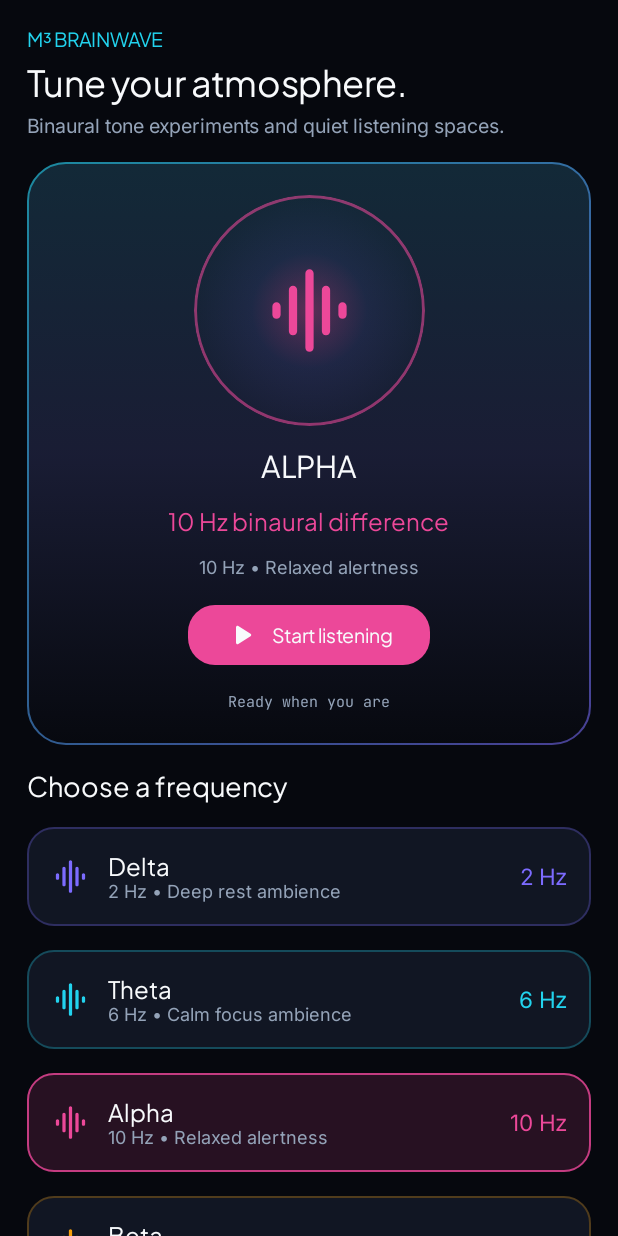
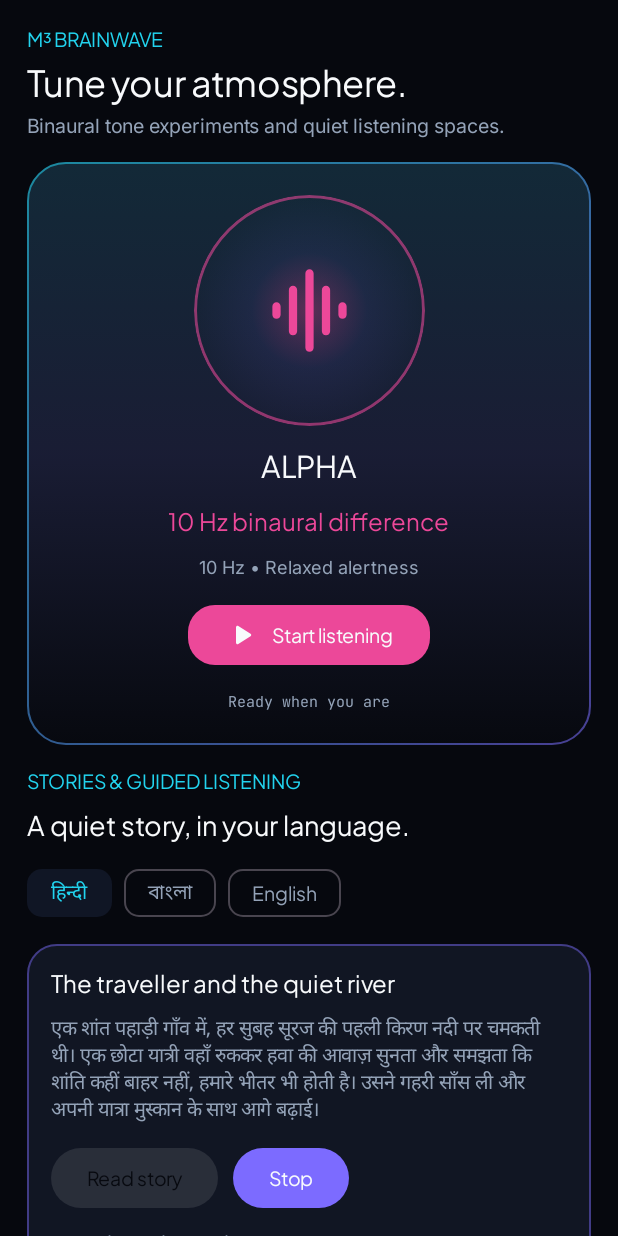
Before and after one commit to mcube1994-web/M-music, an Android app built with Jetpack Compose: the composable BrainwaveScreen shown on its own in the app's theme, on a phone screen of 412 x 824 dp. Run offline under Robolectric (Android 15) with nearby library versions, the phone set to English and light mode, and no system bars; network calls fail.

Commit message:
Add Hindi Bengali and English narrated stories to Brainwave

```diff
--- a/app/src/main/java/com/example/ui/screens/BrainwaveScreen.kt
+++ b/app/src/main/java/com/example/ui/screens/BrainwaveScreen.kt
@@ -3,6 +3,7 @@ package com.example.ui.screens
 import android.media.AudioAttributes
 import android.media.AudioFormat
 import android.media.AudioTrack
+import android.speech.tts.TextToSpeech
 import androidx.compose.animation.core.RepeatMode
 import androidx.compose.animation.core.animateFloat
 import androidx.compose.animation.core.infiniteRepeatable
@@ -32,6 +33,7 @@ import androidx.compose.material.icons.rounded.PlayArrow
 import androidx.compose.material.icons.rounded.GraphicEq
 import androidx.compose.material3.Button
 import androidx.compose.material3.ButtonDefaults
+import androidx.compose.material3.FilterChip
 import androidx.compose.material3.Icon
 import androidx.compose.material3.MaterialTheme
 import androidx.compose.material3.Surface
@@ -48,6 +50,7 @@ import androidx.compose.ui.Modifier
 import androidx.compose.ui.draw.clip
 import androidx.compose.ui.graphics.Brush
 import androidx.compose.ui.graphics.Color
+import androidx.compose.ui.platform.LocalContext
 import androidx.compose.ui.text.font.FontWeight
 import androidx.compose.ui.unit.dp
 import com.example.ui.theme.ElectricViolet
@@ -62,6 +65,13 @@ import kotlinx.coroutines.withContext
 import kotlinx.coroutines.isActive
 import kotlin.math.PI
 import kotlin.math.sin
+import java.util.Locale
+
+private enum class StoryLanguage(val label: String, val locale: Locale, val story: String) {
+    HINDI("हिन्दी", Locale("hi", "IN"), "एक शांत पहाड़ी गाँव में, हर सुबह सूरज की पहली किरण नदी पर चमकती थी। एक छोटा यात्री वहाँ रुककर हवा की आवाज़ सुनता और समझता कि शांति कहीं बाहर नहीं, हमारे भीतर भी होती है। उसने गहरी साँस ली और अपनी यात्रा मुस्कान के साथ आगे बढ़ाई।"),
+    BANGLA("বাংলা", Locale("bn", "BD"), "একটি শান্ত পাহাড়ি গ্রামে প্রতিদিন সকালে সূর্যের আলো নদীর জলে ঝলমল করত। এক পথিক সেখানে থেমে বাতাসের মৃদু শব্দ শুনত। সে বুঝল, শান্তি শুধু দূরে কোথাও নয়, আমাদের মনের মধ্যেও থাকে। তারপর সে নতুন আশায় পথ চলল।"),
+    ENGLISH("English", Locale.US, "In a quiet village beside the hills, the morning sun touched the river like gold. A traveller paused, listened to the trees, and remembered that peace can begin with one gentle breath. With a lighter heart, the traveller continued the journey.")
+}
 
 private enum class BrainPreset(val title: String, val hz: Double, val note: String, val accent: Color) {
     DELTA("Delta", 2.0, "2 Hz • Deep rest ambience", Color(0xFF7C6BFF)),
@@ -74,6 +84,36 @@ private enum class BrainPreset(val title: String, val hz: Double, val note: Stri
 fun BrainwaveScreen(modifier: Modifier = Modifier) {
     var selected by remember { mutableStateOf(BrainPreset.ALPHA) }
     var playing by remember { mutableStateOf(false) }
+    var storyLanguage by remember { mutableStateOf(StoryLanguage.HINDI) }
+    var ttsReady by remember { mutableStateOf(false) }
+    var storyStatus by remember { mutableStateOf("Preparing voice engine…") }
+    val context = LocalContext.current
+    var speechEngine by remember { mutableStateOf<TextToSpeech?>(null) }
+
+    DisposableEffect(context) {
+        val engine = TextToSpeech(context) { status ->
+            ttsReady = status == TextToSpeech.SUCCESS
+            if (status != TextToSpeech.SUCCESS) storyStatus = "Text-to-speech is unavailable on this device"
+        }
+        speechEngine = engine
+        onDispose {
+            engine.stop()
+            engine.shutdown()
+            speechEngine = null
+            ttsReady = false
+        }
+    }
+
+    LaunchedEffect(ttsReady, storyLanguage) {
+        if (ttsReady) {
+            val languageResult = speechEngine?.setLanguage(storyLanguage.locale)
+            storyStatus = when (languageResult) {
+                TextToSpeech.LANG_MISSING_DATA -> "Install the ${storyLanguage.label} voice in Android Text-to-speech settings"
+                TextToSpeech.LANG_NOT_SUPPORTED -> "This device does not support the selected voice"
+                else -> "Ready to narrate in ${storyLanguage.label}"
+            }
+        }
+    }
     val transition = rememberInfiniteTransition(label = "brainwave-pulse")
     val pulse by transition.animateFloat(
         initialValue = 0.42f,
@@ -149,6 +189,43 @@ fun BrainwaveScreen(modifier: Modifier = Modifier) {
                 }
             }
         }
+        item {
+            Column(verticalArrangement = Arrangement.spacedBy(10.dp)) {
+                Text("STORIES & GUIDED LISTENING", color = SpatialCyan, style = MaterialTheme.typography.labelLarge, fontWeight = FontWeight.Bold)
+                Text("A quiet story, in your language.", color = TextPrimary, style = MaterialTheme.typography.titleLarge, fontWeight = FontWeight.SemiBold)
+                Row(horizontalArrangement = Arrangement.spacedBy(8.dp)) {
+                    StoryLanguage.entries.forEach { language ->
+                        FilterChip(
+                            selected = storyLanguage == language,
+                            onClick = { speechEngine?.stop(); storyLanguage = language },
+                            label = { Text(language.label) }
+                        )
+                    }
+                }
+                Surface(color = ObsidianCard, shape = RoundedCornerShape(20.dp), modifier = Modifier.fillMaxWidth().border(1.dp, ElectricViolet.copy(alpha = 0.45f), RoundedCornerShape(20.dp))) {
+                    Column(modifier = Modifier.padding(16.dp), verticalArrangement = Arrangement.spacedBy(12.dp)) {
+                        Text("The traveller and the quiet river", color = TextPrimary, style = MaterialTheme.typography.titleMedium, fontWeight = FontWeight.SemiBold)
+                        Text(storyLanguage.story, color = TextSecondary, style = MaterialTheme.typography.bodyMedium)
+                        Row(horizontalArrangement = Arrangement.spacedBy(10.dp)) {
+                            Button(
+                                onClick = {
+                                    speechEngine?.speak(storyLanguage.story, TextToSpeech.QUEUE_FLUSH, null, "m3-guided-story")
+                                    storyStatus = "Narrating in ${storyLanguage.label}"
+                                },
+                                enabled = ttsReady && !storyStatus.contains("Install") && !storyStatus.contains("does not support"),
+                                colors = ButtonDefaults.buttonColors(containerColor = SpatialCyan)
+                            ) { Text("Read story", color = ObsidianBg) }
+                            Button(
+                                onClick = { speechEngine?.stop(); storyStatus = "Narration stopped" },
+                                colors = ButtonDefaults.buttonColors(containerColor = ElectricViolet)
+                            ) { Text("Stop") }
+                        }
+                        Text(storyStatus, color = TextSecondary, style = MaterialTheme.typography.labelSmall)
+                        Text("Narration uses your phone's installed Text-to-speech voice. Download a Hindi or Bengali voice in Android settings if needed.", color = TextSecondary, style = MaterialTheme.typography.labelSmall)
+                    }
+                }
+            }
+        }
         item { Text("Choose a frequency", color = TextPrimary, style = MaterialTheme.typography.titleLarge, fontWeight = FontWeight.SemiBold) }
         items(BrainPreset.entries) { preset ->
             val active = selected == preset
```
